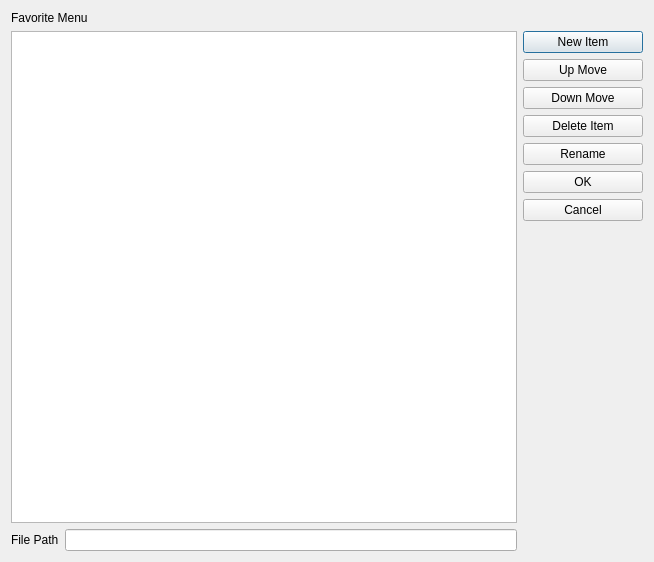
Above: dialog/favoritesettingsdialog.ui from flysnow010/flyscp before the change. Below: the same form after it.
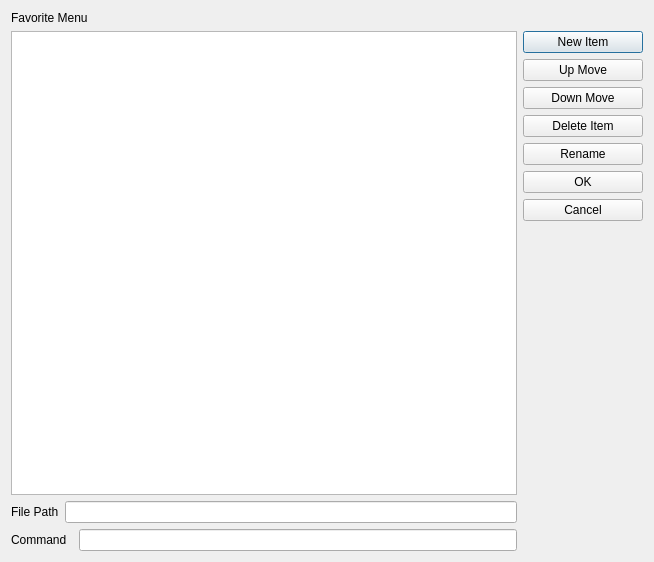
That is the form after the change.

Commit message: add edit function for command

```diff
--- a/dialog/favoritesettingsdialog.ui
+++ b/dialog/favoritesettingsdialog.ui
@@ -25,6 +25,9 @@
     <layout class="QHBoxLayout" name="horizontalLayout_2">
      <item>
       <layout class="QVBoxLayout" name="verticalLayout_2">
+       <property name="bottomMargin">
+        <number>0</number>
+       </property>
        <item>
         <widget class="QTreeView" name="treeView">
          <property name="rootIsDecorated">
@@ -37,6 +40,9 @@
        </item>
        <item>
         <layout class="QHBoxLayout" name="horizontalLayout">
+         <property name="bottomMargin">
+          <number>0</number>
+         </property>
          <item>
           <widget class="QLabel" name="label_2">
            <property name="text">
@@ -45,7 +51,24 @@
           </widget>
          </item>
          <item>
-          <widget class="QLineEdit" name="lineEdit"/>
+          <widget class="QLineEdit" name="lineEditFilePath"/>
+         </item>
+        </layout>
+       </item>
+       <item>
+        <layout class="QHBoxLayout" name="horizontalLayout_3">
+         <property name="bottomMargin">
+          <number>0</number>
+         </property>
+         <item>
+          <widget class="QLabel" name="label_3">
+           <property name="text">
+            <string>Command  </string>
+           </property>
+          </widget>
+         </item>
+         <item>
+          <widget class="QLineEdit" name="lineEditCommand"/>
          </item>
         </layout>
        </item>
```
The commit also changes 1 other file.
